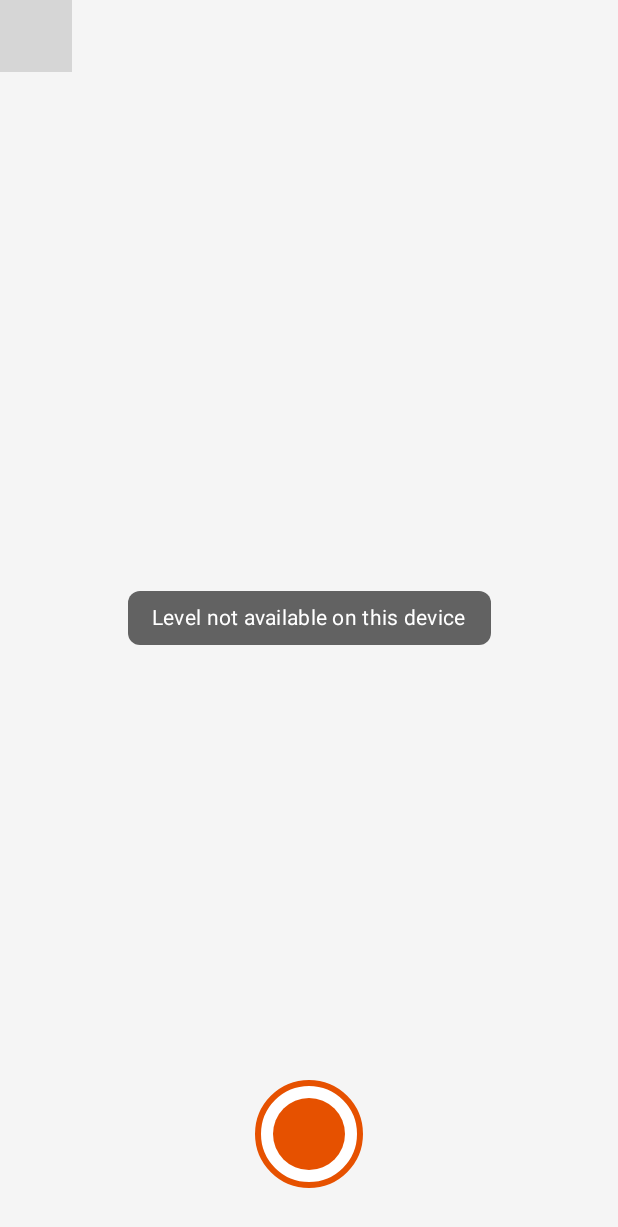
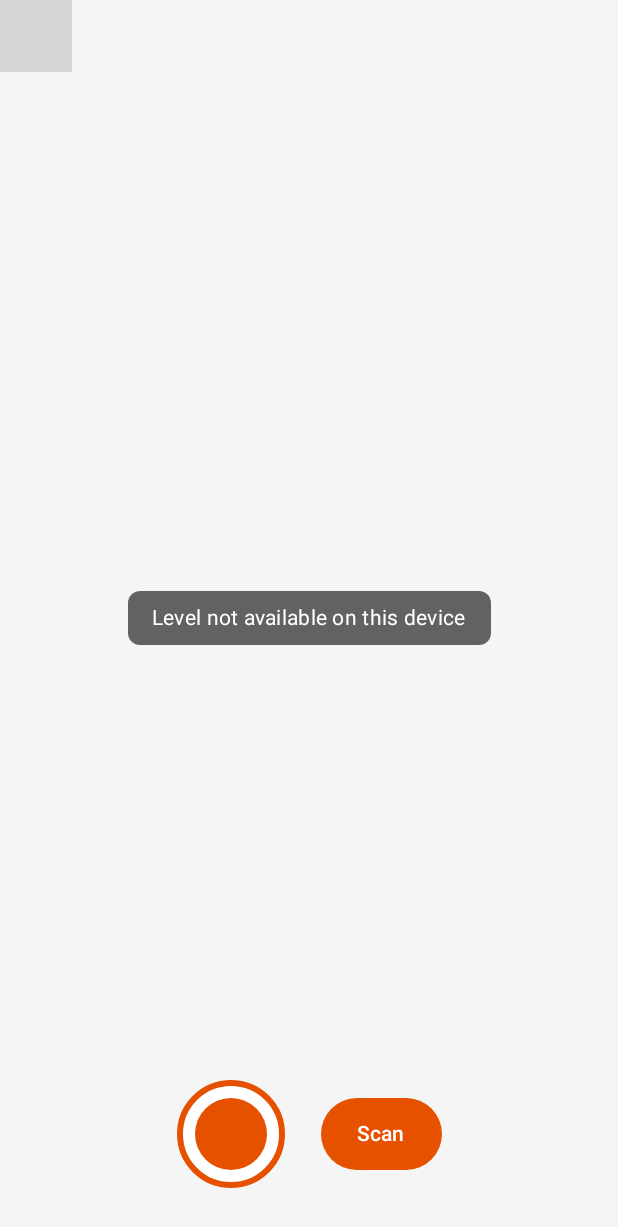
Before and after one commit to victoriapico-creator/levelMate, an Android app built with Jetpack Compose: the CameraScreen screen opened through its navigation route, on a phone screen of 412 x 824 dp. Shown: the top 1227 px of the screen. Run offline under Robolectric (Android 15) with nearby library versions, the phone set to English and light mode, and no system bars; libraries missing offline, so code that uses them is left out: androidx.camera.core, androidx.camera.lifecycle, androidx.camera.view; 4 statements that could not run were skipped; grey boxes are pictures that could not be loaded.

Commit message:
VP-05 Text scan with ML Kit

```diff
--- a/app/src/main/java/com/example/notesbysubject/ui/screens/CameraScreen.kt
+++ b/app/src/main/java/com/example/notesbysubject/ui/screens/CameraScreen.kt
@@ -24,6 +24,7 @@ import androidx.compose.foundation.border
 import androidx.compose.foundation.layout.Arrangement
 import androidx.compose.foundation.layout.Box
 import androidx.compose.foundation.layout.Column
+import androidx.compose.foundation.layout.Row
 import androidx.compose.foundation.layout.Spacer
 import androidx.compose.foundation.layout.fillMaxSize
 import androidx.compose.foundation.layout.fillMaxWidth
@@ -44,6 +45,7 @@ import androidx.compose.runtime.getValue
 import androidx.compose.runtime.mutableFloatStateOf
 import androidx.compose.runtime.mutableStateOf
 import androidx.compose.runtime.remember
+import androidx.compose.runtime.rememberCoroutineScope
 import androidx.compose.runtime.setValue
 import androidx.compose.ui.Alignment
 import androidx.compose.ui.Modifier
@@ -56,9 +58,14 @@ import androidx.lifecycle.LifecycleOwner
 import androidx.lifecycle.compose.LocalLifecycleOwner
 import com.example.notesbysubject.ui.camera.LevelIndicator
 import com.example.notesbysubject.ui.camera.PhotoStorage
+import com.example.notesbysubject.ui.camera.ScanResultSheet
+import com.example.notesbysubject.ui.camera.ScanState
+import com.example.notesbysubject.ui.camera.TextScanner
 import com.example.notesbysubject.ui.camera.applyLowPassFilter
 import com.example.notesbysubject.ui.camera.calculateTiltAngle
+import com.example.notesbysubject.ui.camera.filterRecognizedLines
 import com.example.notesbysubject.ui.camera.isWithinTolerance
+import kotlinx.coroutines.launch
 
 @Composable
 fun CameraScreen(
@@ -119,6 +126,8 @@ private fun CameraPreviewContent(
 ) {
     val imageCapture = remember { ImageCapture.Builder().build() }
     var savedMessage by remember { mutableStateOf<String?>(null) }
+    var scanState by remember { mutableStateOf<ScanState?>(null) }
+    val scope = rememberCoroutineScope()
 
     val sensorManager = remember {
         context.getSystemService(Context.SENSOR_SERVICE) as? SensorManager
@@ -222,6 +231,14 @@ private fun CameraPreviewContent(
             }
         }
 
+        // Shutter Button & Scan Button Controls
+        Row(
+            modifier = Modifier
+                .align(Alignment.BottomCenter)
+                .padding(bottom = 32.dp),
+            horizontalArrangement = Arrangement.spacedBy(24.dp),
+            verticalAlignment = Alignment.CenterVertically
+        ) {
             // Shutter Button
             IconButton(
                 onClick = {
@@ -248,8 +265,6 @@ private fun CameraPreviewContent(
                     )
                 },
                 modifier = Modifier
-                .align(Alignment.BottomCenter)
-                .padding(bottom = 32.dp)
                     .size(72.dp)
                     .background(Color.White, shape = CircleShape)
                     .border(4.dp, MaterialTheme.colorScheme.primary, CircleShape)
@@ -259,6 +274,57 @@ private fun CameraPreviewContent(
                         .size(48.dp)
                         .background(MaterialTheme.colorScheme.primary, shape = CircleShape)
                 )
+            }
+
+            // Scan Button
+            Button(
+                onClick = {
+                    scanState = ScanState.Loading
+                    val photoFile = PhotoStorage.createPhotoFile(context)
+                    val outputOptions = PhotoStorage.createOutputFileOptions(photoFile)
+                    imageCapture.takePicture(
+                        outputOptions,
+                        ContextCompat.getMainExecutor(context),
+                        object : ImageCapture.OnImageSavedCallback {
+                            override fun onImageSaved(outputFileResults: ImageCapture.OutputFileResults) {
+                                val msg = "Saved ${photoFile.name}"
+                                savedMessage = msg
+                                Toast.makeText(context, msg, Toast.LENGTH_SHORT).show()
+
+                                scope.launch {
+                                    try {
+                                        val rawLines = TextScanner.scanImage(context, photoFile)
+                                        if (rawLines.isEmpty()) {
+                                            scanState = ScanState.NoTextFound
+                                        } else {
+                                            val filteredLines = filterRecognizedLines(rawLines)
+                                            if (filteredLines.isEmpty()) {
+                                                scanState = ScanState.TextBelowThreshold
+                                            } else {
+                                                scanState = ScanState.Success(filteredLines)
+                                            }
+                                        }
+                                    } catch (_: Exception) {
+                                        scanState = ScanState.Error
+                                    }
+                                }
+                            }
+
+                            override fun onError(exception: ImageCaptureException) {
+                                scanState = ScanState.Error
+                                Toast.makeText(
+                                    context,
+                                    "Error taking photo: ${exception.message}",
+                                    Toast.LENGTH_SHORT
+                                ).show()
+                            }
+                        }
+                    )
+                },
+                modifier = Modifier.height(48.dp)
+            ) {
+                Text("Scan")
+            }
         }
 
         // Overlay message when photo is saved
@@ -279,6 +345,14 @@ private fun CameraPreviewContent(
                     color = MaterialTheme.colorScheme.onSurfaceVariant
                 )
             }
+        }
+
+        // Bottom Sheet for Scan Results
+        scanState?.let { state ->
+            ScanResultSheet(
+                state = state,
+                onDismiss = { scanState = null }
+            )
         }
     }
 }
```
Also changed, not shown: app/src/main/java/com/example/notesbysubject/ui/camera/RecognizedTextFilter.kt (added, +29 -0 lines), app/src/main/java/com/example/notesbysubject/ui/camera/ScanResultSheet.kt (added, +100 -0 lines), app/src/main/java/com/example/notesbysubject/ui/camera/TextScanner.kt (added, +48 -0 lines). Lines whose indentation alone changed are shown as unchanged.
